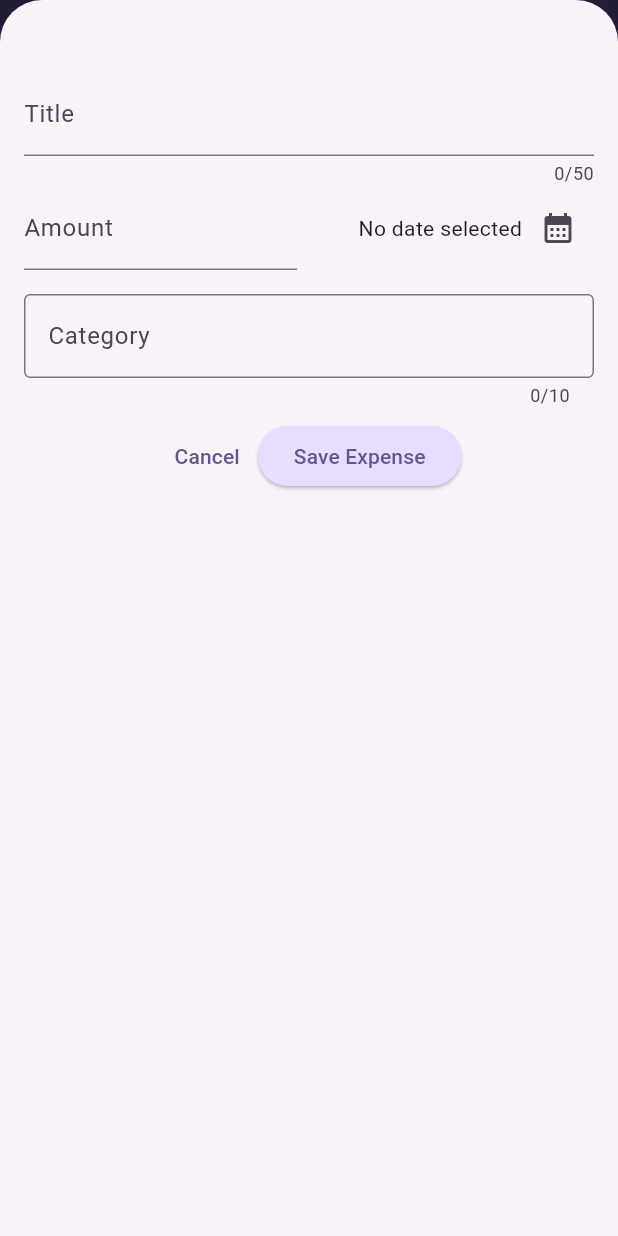
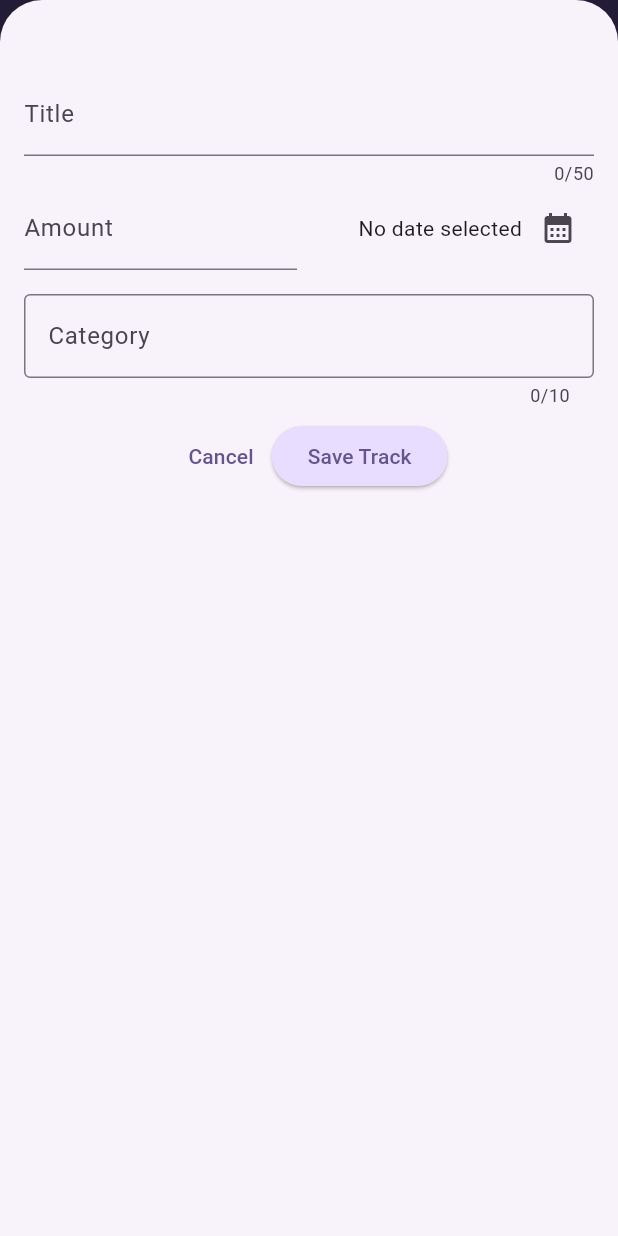
Before and after one commit to RanjanKumar93/analyze_track_app, a Flutter app: the screen it shows after launch, after a tap on the "add" icon, on a phone screen of 412 x 824 dp. Run offline on Flutter 3.47's test engine with Material 3 defaults, Android fonts, the phone set to English and light mode, and no system bars; our stand-ins replace sqflite, syncfusion_flutter_charts; accounts and stored records are empty.

Commit message:
add chart legend

```diff
--- a/lib/models/expense.dart
+++ b/lib/models/expense.dart
@@ -57,28 +57,3 @@ class Expense {
     return 'Expense{id: $id, title: $title, amount: $amount, date: $date, category: $category}';
   }
 }
-
-class ExpenseBucket {
-  const ExpenseBucket({
-    required this.category,
-    required this.expenses,
-  });
-
-  ExpenseBucket.forCategory(List<Expense> allExpenses, this.category)
-      : expenses = allExpenses
-            .where((expense) => expense.category == category)
-            .toList();
-
-  final Category category;
-  final List<Expense> expenses;
-
-  double get totalExpenses {
-    double sum = 0;
-
-    for (final expense in expenses) {
-      sum += expense.amount;
-    }
-
-    return sum;
-  }
-}
--- a/lib/widgets/chart/chart.dart
+++ b/lib/widgets/chart/chart.dart
@@ -56,15 +56,19 @@ class _ChartScreenState extends State<ChartScreen> {
     });
   }
 
-   @override
+  @override
   Widget build(BuildContext context) {
     return Scaffold(
       appBar: AppBar(
-        title: const Text('Expense Chart'),
+        title: const Text('Track Chart'),
       ),
       body: isLoading
           ? const Center(child: CircularProgressIndicator())
           : SfCircularChart(
+              legend: const Legend(
+                isVisible: true,
+                position: LegendPosition.bottom
+              ),
               tooltipBehavior: _tooltip,
               series: <CircularSeries<_ChartData, String>>[
                 DoughnutSeries<_ChartData, String>(
--- a/lib/widgets/new_expense.dart
+++ b/lib/widgets/new_expense.dart
@@ -160,7 +160,7 @@ class _NewExpenseState extends State<NewExpense> {
                   ),
                   ElevatedButton(
                     onPressed: _submitExpenseData,
-                    child: const Text('Save Expense'),
+                    child: const Text('Save Track'),
                   ),
                 ],
               )
```
